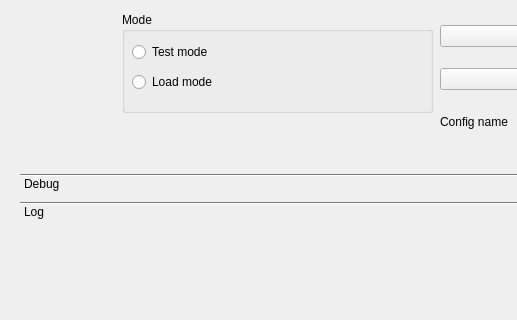
The window that GUI/gui_qt/loader.ui (dmitry-pedchenko/Designer_Etl) describes before a commit, drawn with Qt 5; both pictures show x 0 to 517 and y 0 to 320 of the 999 by 673 pixel window.
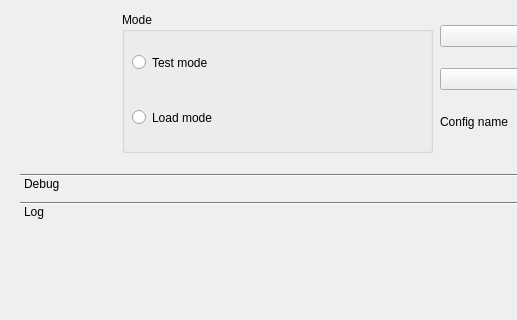
The same window after the commit.

Patch:
```diff
--- a/GUI/gui_qt/loader.ui
+++ b/GUI/gui_qt/loader.ui
@@ -19,7 +19,7 @@
      <x>122</x>
      <y>12</y>
      <width>311</width>
-     <height>101</height>
+     <height>141</height>
     </rect>
    </property>
    <layout class="QVBoxLayout" name="verticalLayout">
@@ -36,7 +36,7 @@
            <x>10</x>
            <y>30</y>
            <width>268</width>
-           <height>20</height>
+           <height>41</height>
           </rect>
          </property>
          <property name="text">
@@ -47,9 +47,9 @@
          <property name="geometry">
           <rect>
            <x>10</x>
-           <y>60</y>
+           <y>80</y>
            <width>268</width>
-           <height>20</height>
+           <height>51</height>
           </rect>
          </property>
          <property name="text">
```
